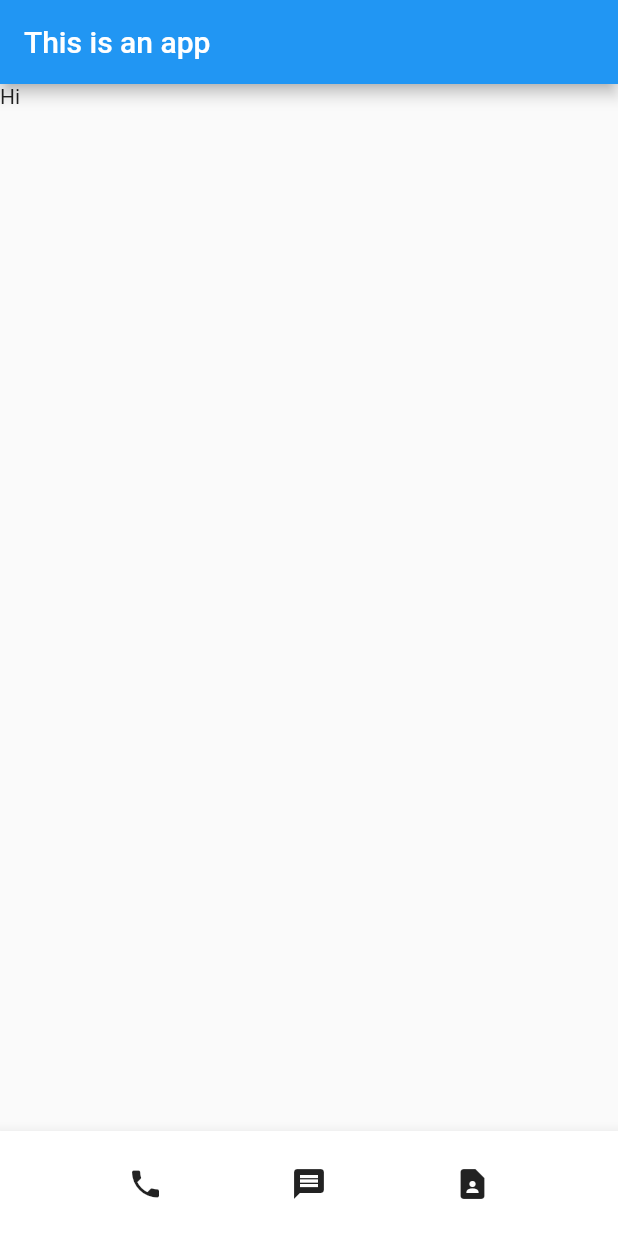
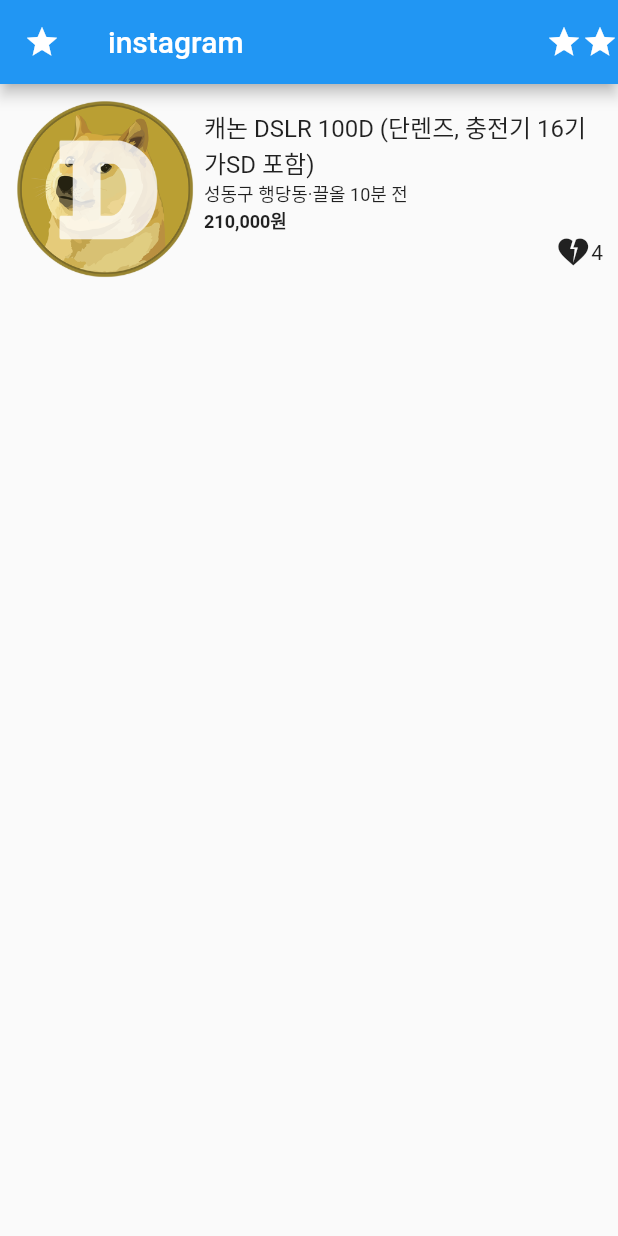
Before and after one commit to wafflejuice/contact, a Flutter app: the screen it shows after launch, on a phone screen of 412 x 824 dp. Run offline on Flutter 3.47's test engine with Material 2 defaults, Android fonts, the phone set to English and light mode, and no system bars.

Commit message:
Assignment - 당근마켓 레이아웃 따라하기

```diff
--- a/lib/main.dart
+++ b/lib/main.dart
@@ -12,23 +12,44 @@ class MyApp extends StatelessWidget {
     var app = MaterialApp(
       home: Scaffold(
           appBar: AppBar(
-          title: Text('This is an app'),
+            actions: [
+              Icon(Icons.star),
+              Icon(Icons.star),
+            ],
+            leading: Icon(Icons.star),
+            title: Text('instagram'),
           ),
-        body: Text('Hi'),
-        bottomNavigationBar: BottomAppBar(
-          child: SizedBox(
-            height: 70,
+          body: Column(
+            children: [
+              Container(
+                padding: EdgeInsets.all(10),
                 child: Row(
-              mainAxisAlignment: MainAxisAlignment.spaceEvenly,
                   children: [
-                Icon(Icons.phone),
-                Icon(Icons.message),
-                Icon(Icons.contact_page),
+                    Image(image: AssetImage('assets/doge.png'), width: 120),
+                    SizedBox(width: 6),
+                    Expanded(
+                      child: Column(
+                        crossAxisAlignment: CrossAxisAlignment.start,
+                        children: [
+                          Text('캐논 DSLR 100D (단렌즈, 충전기 16기가SD 포함)',
+                              style: TextStyle(fontSize: 16)),
+                          Text('성동구 행당동·끌올 10분 전',
+                              style: TextStyle(fontSize: 12)),
+                          Text('210,000원',
+                              style: TextStyle(
+                                  fontSize: 12, fontWeight: FontWeight.bold)),
+                          Row(
+                            mainAxisAlignment: MainAxisAlignment.end,
+                            children: [Icon(Icons.heart_broken), Text('4')],
+                          )
+                        ],
+                      ),
+                    )
                   ],
                 ),
               ),
-        ),
-      ),
+            ],
+          )),
     );
 
     return app;
```
Lines whose indentation alone changed are shown as unchanged.
